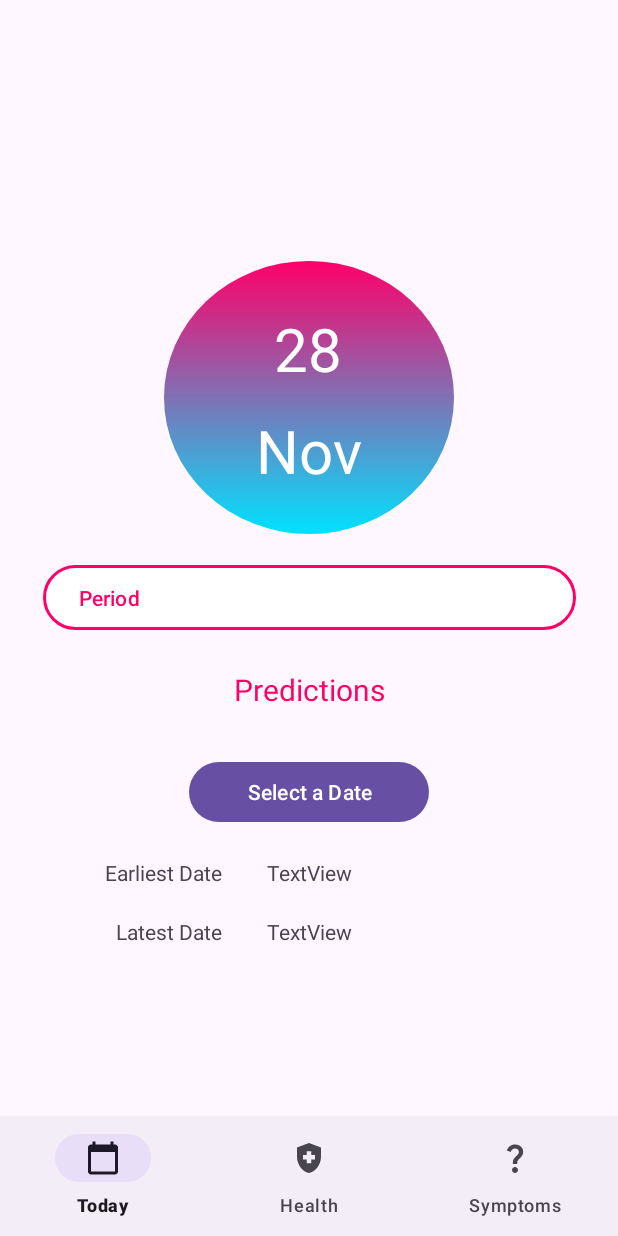
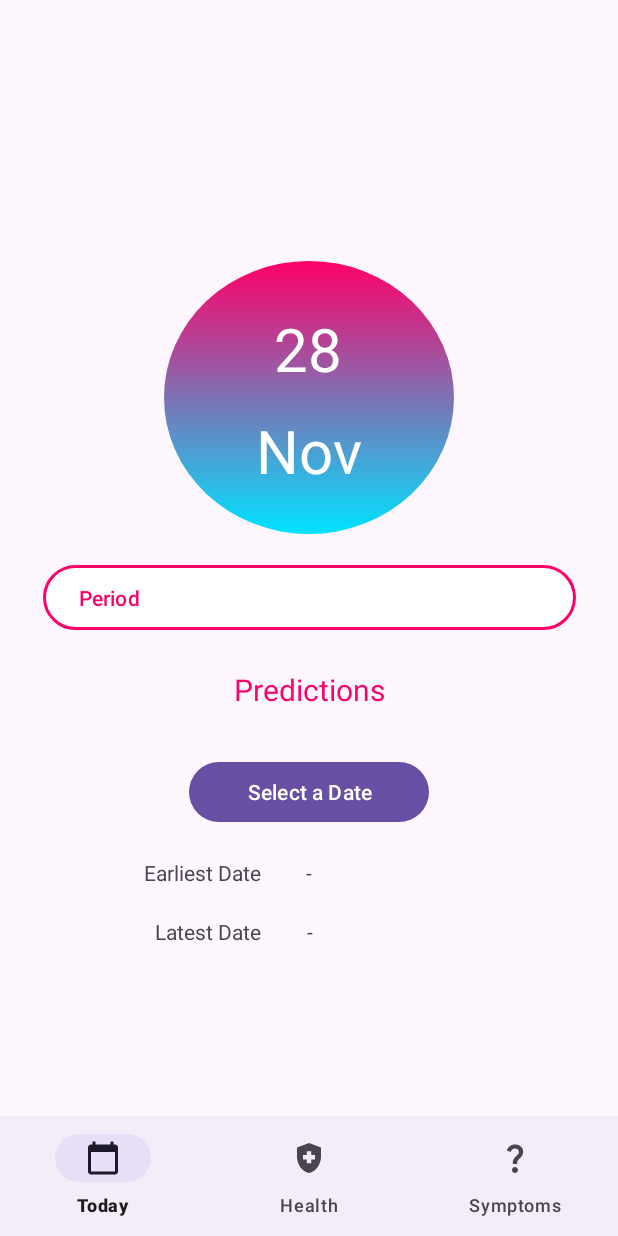
Before and after one commit to COMP-3013-Team-5-2023-2024/TEAM-5-COMP-3018, an Android app: the Today screen opened directly, with no data from a screen before it, on a phone screen of 412 x 824 dp. Run offline under Robolectric (Android 15) with nearby library versions, the phone set to English and light mode, and no system bars.

Commit message:
fixed generic textview text for period prediction

```diff
--- a/app/src/main/res/layout/activity_today.xml
+++ b/app/src/main/res/layout/activity_today.xml
@@ -120,7 +120,7 @@
         android:layout_width="wrap_content"
         android:layout_height="wrap_content"
         android:layout_marginTop="20dp"
-        android:text="TextView"
+        android:text="-"
         app:layout_constraintEnd_toEndOf="parent"
         app:layout_constraintStart_toStartOf="parent"
         app:layout_constraintTop_toBottomOf="@+id/dateSelectButton" />
@@ -130,7 +130,7 @@
         android:layout_width="wrap_content"
         android:layout_height="wrap_content"
         android:layout_marginTop="20dp"
-        android:text="TextView"
+        android:text="-"
         app:layout_constraintEnd_toEndOf="parent"
         app:layout_constraintHorizontal_bias="0.501"
         app:layout_constraintStart_toStartOf="parent"
```
